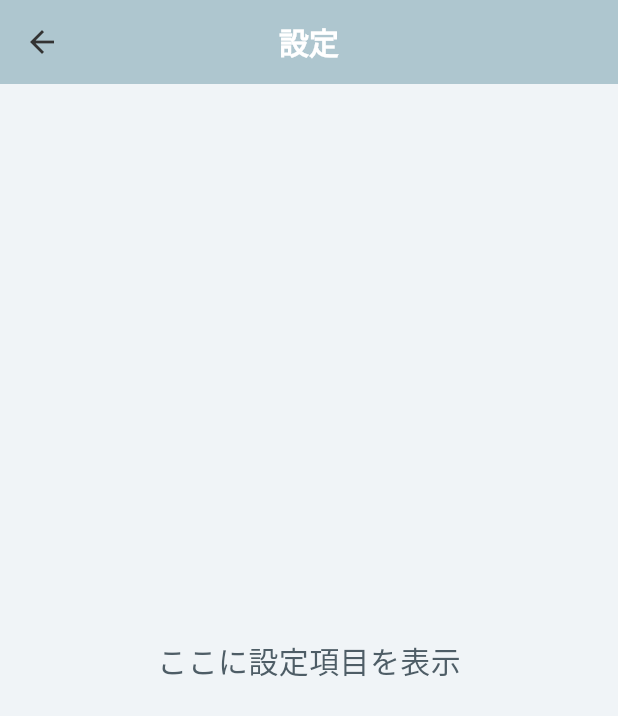
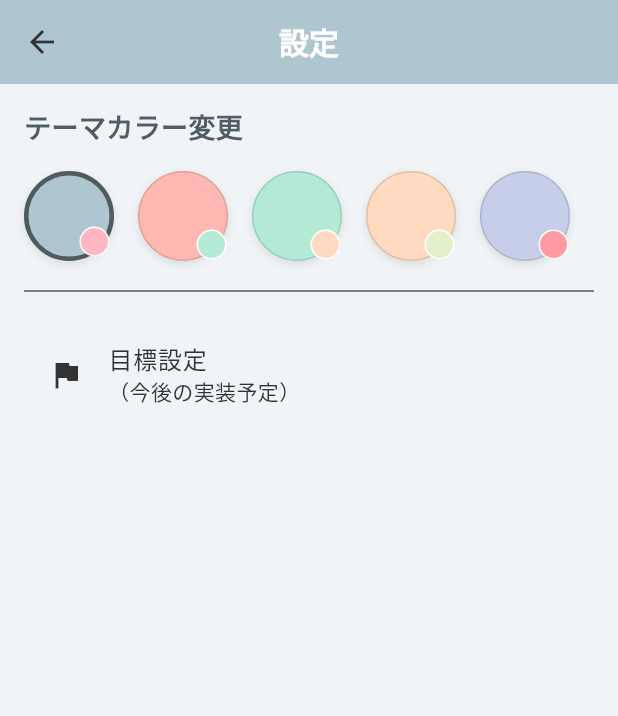
Before and after one commit to tmkazahana/Gakumon, a Flutter app: the SettingsScreen screen opened directly, on a phone screen of 412 x 824 dp. Shown: the top 716 px of the screen. Run offline on Flutter 3.47's test engine with Material 3 defaults, Android fonts, the phone set to English and light mode, and no system bars; our stand-ins replace cloud_firestore, firebase_core, google_fonts; accounts and stored records are empty.

Commit message:
カラー変更設定

```diff
--- a/lib/main.dart
+++ b/lib/main.dart
@@ -9,10 +9,31 @@ import 'package:flutter_localizations/flutter_localizations.dart';
 import 'firebase_options.dart';
 import 'screens/creator_splash_screen.dart';
 
+import 'screens/settings_screen.dart';
+
+
+class ThemeController extends ChangeNotifier {
+  // 初期色（元のコードに
+  Color _primaryColor = const Color(0xFFAEC6CF);
+  // 初期サブカラー
+  Color _secondaryColor = const Color(0xFFFFB6C1);
+
+  Color get primaryColor => _primaryColor;
+  Color get secondaryColor => _secondaryColor;
+
+  // 色を変更するメソッド
+  void changeThemeColor(Color newPrimary, Color newSecondary) {
+    _primaryColor = newPrimary;
+    _secondaryColor = newSecondary;
+    notifyListeners();
+  }
+}
+
+final themeController = ThemeController();
+
 void main() async {
   WidgetsFlutterBinding.ensureInitialized();
 
-  // 日本語ロケールデータの初期化
   await initializeDateFormatting('ja', null);
 
   await Firebase.initializeApp(
@@ -27,9 +48,14 @@ class MyApp extends StatelessWidget {
   @override
   Widget build(BuildContext context) {
 
+    return ListenableBuilder(
+      listenable: themeController,
+      builder: (context, child) {
+
+
         final colorScheme = ColorScheme.light(
-      primary: const Color(0xFFAEC6CF),
-      secondary: const Color(0xFFFFB6C1),
+          primary: themeController.primaryColor,
+          secondary: themeController.secondaryColor,
           background: const Color(0xFFF0F4F7),
           surface: Colors.white,
           onPrimary: const Color(0xFF333333),
@@ -42,13 +68,11 @@ class MyApp extends StatelessWidget {
           title: 'がくモン',
           debugShowCheckedModeBanner: false,
 
-      // サポートロケールの定義
           supportedLocales: const [
             Locale('ja', 'JP'),
             Locale('en', 'US'),
           ],
 
-      //ローカライズデリゲートの設定
           localizationsDelegates: const [
             GlobalMaterialLocalizations.delegate,
             GlobalWidgetsLocalizations.delegate,
@@ -90,7 +114,10 @@ class MyApp extends StatelessWidget {
               ),
             ),
           ),
-      home: CreatorSplashScreen(),
+
+          home: const CreatorSplashScreen(),
+        );
+      },
     );
   }
 }
--- a/lib/screens/home_screen.dart
+++ b/lib/screens/home_screen.dart
@@ -97,7 +97,7 @@ class _HomeScreenState extends State<HomeScreen> {
         ),
 
         // --- 中央のGIFロゴ ---
-        // Stack内でCenterを使うと、リボン下の領域の中央にロゴが配置されます
+        // Stack内でCenterを使うと、リボン下の領域の中央にロゴが配置
         Center(
           child: GestureDetector(
             onTap: () {
--- a/lib/screens/settings_screen.dart
+++ b/lib/screens/settings_screen.dart
@@ -1,17 +1,108 @@
+// lib/screens/settings_screen.dart
+
 import 'package:flutter/material.dart';
+import '../main.dart';
 
 class SettingsScreen extends StatelessWidget {
   const SettingsScreen({super.key});
+
+  // 選択できるカラーパレットの定義（メイン色とサブ色のペア）
+  final List<Map<String, Color>> _colorPalettes = const [
+    {
+      // デフォルト（ブルー系）
+      'primary': Color(0xFFAEC6CF),
+      'secondary': Color(0xFFFFB6C1),
+    },
+    {
+      // ピンク系
+      'primary': Color(0xFFFFB7B2),
+      'secondary': Color(0xFFB5EAD7),
+    },
+    {
+      // グリーン系
+      'primary': Color(0xFFB5EAD7),
+      'secondary': Color(0xFFFFDAC1),
+    },
+    {
+      // イエロー/オレンジ系
+      'primary': Color(0xFFFFDAC1),
+      'secondary': Color(0xFFE2F0CB),
+    },
+    {
+      // パープル系
+      'primary': Color(0xFFC7CEEA),
+      'secondary': Color(0xFFFF9AA2),
+    },
+  ];
 
   @override
   Widget build(BuildContext context) {
     return Scaffold(
       appBar: AppBar(title: const Text('設定')),
-      body: const Center(
-        child: Text(
-          'ここに設定項目を表示',//ここで目標設定とかもできたらいいよね
-          style: TextStyle(fontSize: 20),
-        ),
+      body: ListView(
+        padding: const EdgeInsets.all(16),
+        children: [
+          const Text(
+            'テーマカラー変更',
+            style: TextStyle(fontSize: 18, fontWeight: FontWeight.bold),
+          ),
+          const SizedBox(height: 16),
+          Wrap(
+            spacing: 16,
+            runSpacing: 16,
+            children: _colorPalettes.map((palette) {
+              final pColor = palette['primary']!;
+              final sColor = palette['secondary']!;
+
+              // 現在選択されている色かどうか判定
+              final isSelected = themeController.primaryColor == pColor;
+
+              return GestureDetector(
+                onTap: () {
+                  // メインの色を変更！
+                  themeController.changeThemeColor(pColor, sColor);
+                },
+                child: Container(
+                  width: 60,
+                  height: 60,
+                  decoration: BoxDecoration(
+                    color: pColor,
+                    shape: BoxShape.circle,
+                    border: isSelected
+                        ? Border.all(color: Colors.black54, width: 3)
+                        : Border.all(color: Colors.black12, width: 1),
+                    boxShadow: [
+                      BoxShadow(
+                        color: Colors.black.withOpacity(0.1),
+                        blurRadius: 4,
+                        offset: const Offset(0, 2),
+                      ),
+                    ],
+                  ),
+                  // 右下にサブカラーを小さく表示しておしゃれに
+                  child: Align(
+                    alignment: Alignment.bottomRight,
+                    child: Container(
+                      width: 20,
+                      height: 20,
+                      decoration: BoxDecoration(
+                        color: sColor,
+                        shape: BoxShape.circle,
+                        border: Border.all(color: Colors.white, width: 1),
+                      ),
+                    ),
+                  ),
+                ),
+              );
+            }).toList(),
+          ),
+          const Divider(height: 40),
+          const ListTile(
+            leading: Icon(Icons.flag),
+            title: Text('目標設定'),
+            subtitle: Text('（今後の実装予定）'),
+          ),
+        ],
       ),
     );
   }
```
Lines whose indentation alone changed are shown as unchanged.
